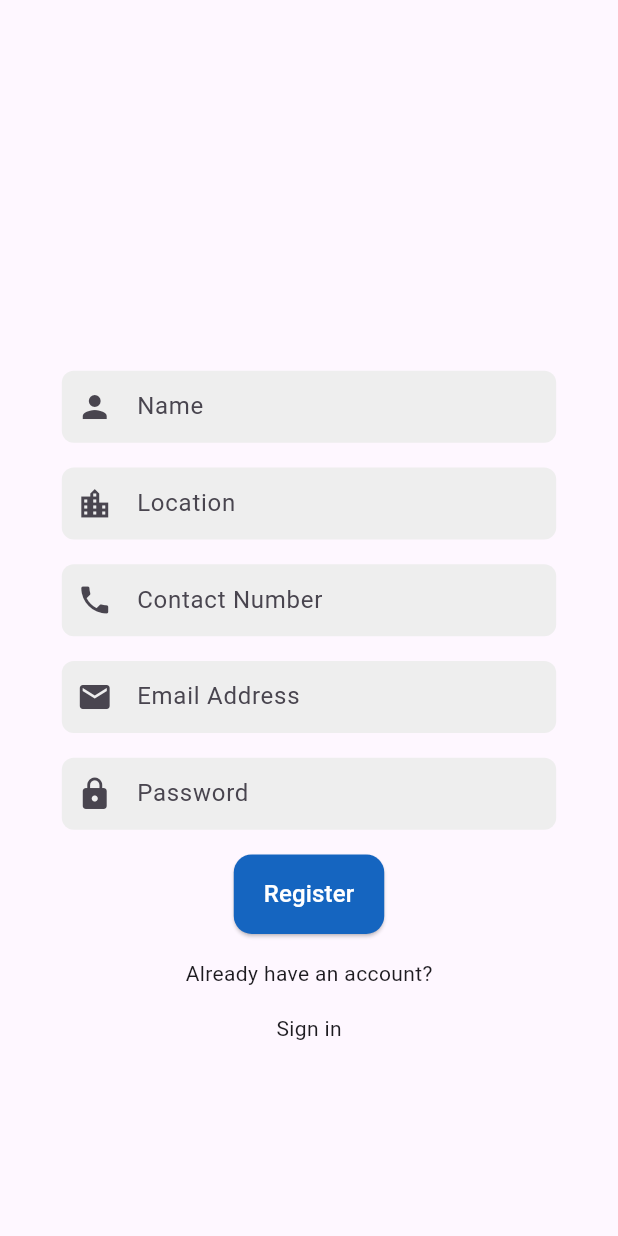
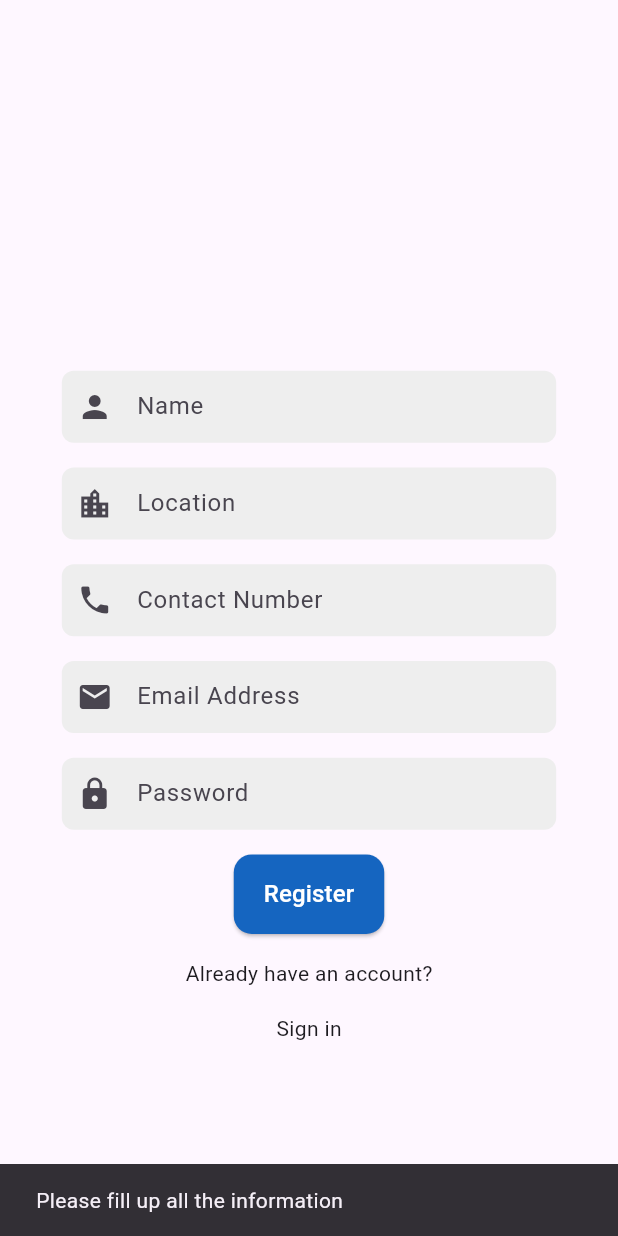
Before and after one commit to shakib08/taskcretutors, a Flutter app: the registration screen opened directly, after a tap on "Register", on a phone screen of 412 x 824 dp. Run offline on Flutter 3.47's test engine with Material 3 defaults, Android fonts, the phone set to English and light mode, and no system bars; our stand-ins replace cloud_firestore, firebase_auth, firebase_core; accounts and stored records are empty; network calls fail.

Commit message:
Complete the Login and Registration functionality with firebase

```diff
--- a/lib/Pages/registration.dart
+++ b/lib/Pages/registration.dart
@@ -1,9 +1,11 @@
+import 'package:firebase_auth/firebase_auth.dart';
 import 'package:flutter/foundation.dart';
 import 'package:flutter/material.dart';
 import 'package:flutter/widgets.dart';
 import 'package:task/Pages/login.dart';
 import 'package:task/widgets/CustomTextField.dart';
 import 'package:task/widgets/customButton.dart';
+import 'package:cloud_firestore/cloud_firestore.dart';
 
 class registration extends StatefulWidget {
   const registration({super.key});
@@ -13,6 +15,102 @@ class registration extends StatefulWidget {
 }
 
 class _registrationState extends State<registration> {
+  TextEditingController name = TextEditingController();
+  TextEditingController location = TextEditingController();
+  TextEditingController phone = TextEditingController();
+  TextEditingController email = TextEditingController();
+  TextEditingController password = TextEditingController();
+
+  Future<void> registerUser() async {
+    final emailRegExp =
+        RegExp(r'^[a-zA-Z0-9._%+-]+@[a-zA-Z0-9.-]+\.[a-zA-Z]{2,}$');
+    final phoneRegExp = RegExp(r'^01[3-9]\d{8}$');
+    if (name.text.isEmpty ||
+        location.text.isEmpty ||
+        phone.text.isEmpty ||
+        email.text.isEmpty ||
+        password.text.isEmpty) {
+      ScaffoldMessenger.of(context).showSnackBar(
+          SnackBar(content: Text("Please fill up all the information")));
+      return;
+    }
+
+    if (!emailRegExp.hasMatch(email.text)) {
+      ScaffoldMessenger.of(context)
+          .showSnackBar(SnackBar(content: Text("Invalid email address")));
+      return;
+    }
+
+    if (!phoneRegExp.hasMatch(phone.text)) {
+      ScaffoldMessenger.of(context)
+          .showSnackBar(SnackBar(content: Text("Invalid phone number")));
+      return;
+    }
+
+    showDialog(
+      context: context,
+      barrierDismissible: false,
+      builder: (BuildContext context) {
+        return Dialog(
+          child: Padding(
+            padding: const EdgeInsets.all(20),
+            child: Row(
+              mainAxisSize: MainAxisSize.min,
+              children: [
+                CircularProgressIndicator(),
+                SizedBox(width: 20),
+                Text("Registering..."),
+              ],
+            ),
+          ),
+        );
+      },
+    );
+
+    try {
+
+      var emailQuery = await FirebaseFirestore.instance.collection('users')
+          .where('email', isEqualTo: email.text).get();
+      if (emailQuery.docs.isNotEmpty) {
+        Navigator.of(context).pop();
+        ScaffoldMessenger.of(context).showSnackBar(
+            SnackBar(content: Text("This email already exists")));
+        return;
+      }
+
+
+      UserCredential credential =
+          await FirebaseAuth.instance.createUserWithEmailAndPassword(
+        email: email.text,
+        password: password.text,
+      );
+
+      await FirebaseFirestore.instance
+          .collection('users')
+          .doc(credential.user!.uid)
+          .set({
+        'name': name.text,
+        'location': location.text,
+        'phone': phone.text,
+        'email': email.text,
+        'password': password.text,
+        'timestamp': DateTime.now(),
+      });
+
+      Navigator.of(context).pop();
+      ScaffoldMessenger.of(context).showSnackBar(
+          SnackBar(content: Text("User Registered Successfully")));
+
+      Navigator.push(
+          context, MaterialPageRoute(builder: ((context) => login())));
+    } catch (e) {
+       Navigator.of(context).pop();
+      print('Error registering user: $e');
+      ScaffoldMessenger.of(context).showSnackBar(
+          SnackBar(content: Text("Error registering user: $e")));
+    }
+  }
+
   @override
   Widget build(BuildContext context) {
     Size size = MediaQuery.of(context).size;
@@ -21,11 +119,13 @@ class _registrationState extends State<registration> {
         child: Center(
           child: Column(
             children: [
-              SizedBox(height: size.height*0.3,),
+              SizedBox(
+                height: size.height * 0.3,
+              ),
               customTextField(
                   icon: Icons.person,
                   hintText: "Name",
-                  controller: TextEditingController(),
+                  controller: name,
                   inputType: TextInputType.text),
               SizedBox(
                 height: size.height * 0.02,
@@ -33,34 +133,47 @@ class _registrationState extends State<registration> {
               customTextField(
                   icon: Icons.location_city,
                   hintText: "Location",
-                  controller: TextEditingController(),
+                  controller: location,
                   inputType: TextInputType.text),
-              SizedBox(height: size.height*0.02,),
+              SizedBox(
+                height: size.height * 0.02,
+              ),
               customTextField(
                   icon: Icons.phone,
                   hintText: "Contact Number",
-                  controller: TextEditingController(),
+                  controller: phone,
                   inputType: TextInputType.number),
-              SizedBox(height: size.height*0.02,),
+              SizedBox(
+                height: size.height * 0.02,
+              ),
               customTextField(
                   icon: Icons.email,
                   hintText: "Email Address",
-                  controller: TextEditingController(),
+                  controller: email,
                   inputType: TextInputType.text),
-              SizedBox(height: size.height*0.02,),
+              SizedBox(
+                height: size.height * 0.02,
+              ),
               customTextField(
                   icon: Icons.lock,
                   hintText: "Password",
-                  controller: TextEditingController(),
+                  controller: password,
                   inputType: TextInputType.visiblePassword),
-              SizedBox(height: size.height*0.02,),
-              customButton(hintText: "Register", onClick: (){}),
-              SizedBox(height: size.height*0.02,),
+              SizedBox(
+                height: size.height * 0.02,
+              ),
+              customButton(hintText: "Register", onClick: registerUser),
+              SizedBox(
+                height: size.height * 0.02,
+              ),
               Text("Already have an account?"),
-              SizedBox(height: size.height*0.02,),
+              SizedBox(
+                height: size.height * 0.02,
+              ),
               GestureDetector(
-                onTap: (){
-                  Navigator.push(context, MaterialPageRoute(builder: (context)=>login()));
+                onTap: () {
+                  Navigator.push(context,
+                      MaterialPageRoute(builder: (context) => login()));
                 },
                 child: Text("Sign in"),
               )
--- a/pubspec.yaml
+++ b/pubspec.yaml
@@ -37,6 +37,8 @@ dependencies:
   cupertino_icons: ^1.0.6
   firebase_core: ^3.4.0
   flutter_native_splash: ^2.4.0
+  firebase_auth: ^5.2.0
+  cloud_firestore: ^5.3.0
 
 dev_dependencies:
   flutter_test:
```
Also changed, not shown: lib/Pages/home.dart (added, +16 -0 lines), lib/Pages/login.dart (+83 -3 lines), pubspec.lock, 3 other files.
